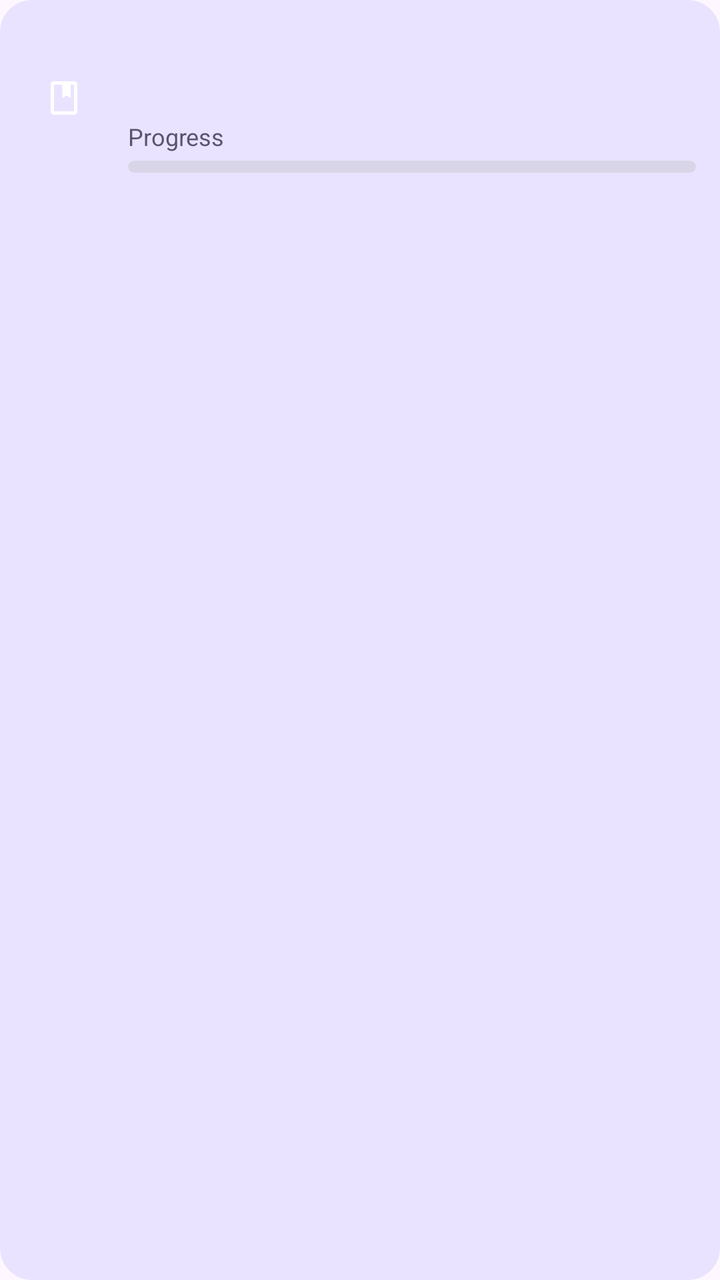
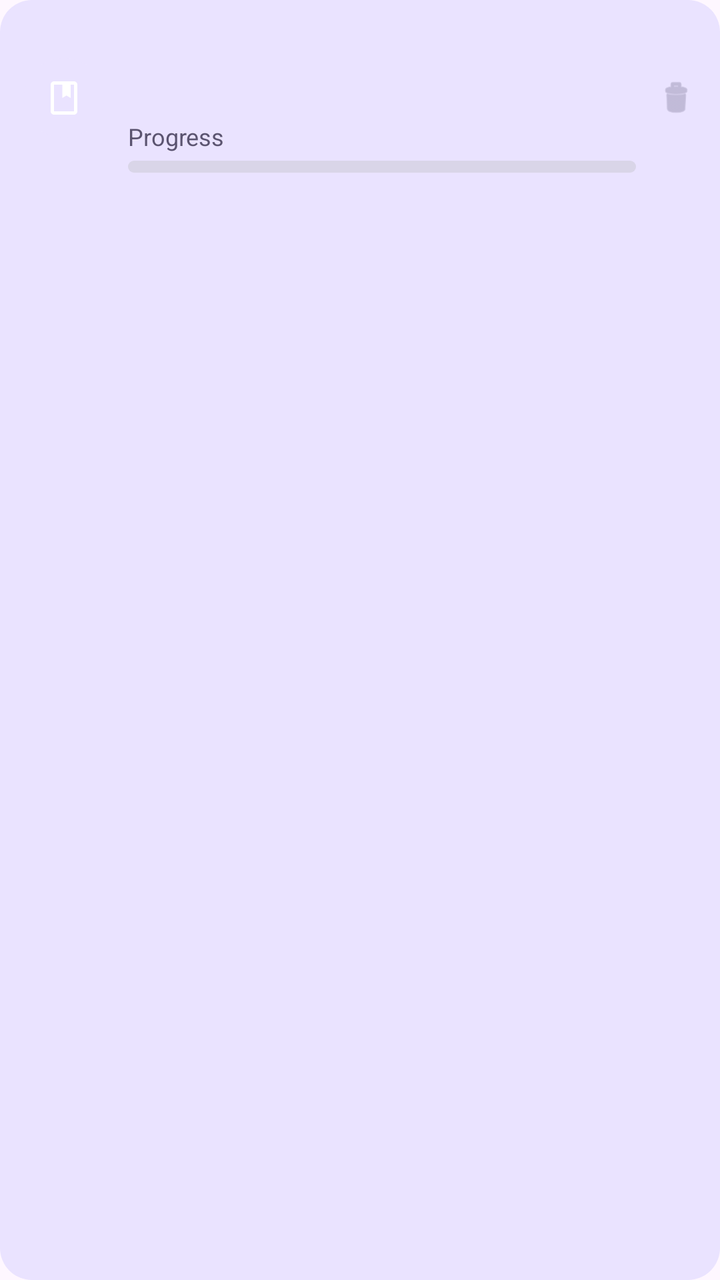

Screens rendered from an Android XML layout before and after an edit, with the pre-edit source and the edit as a unified diff.
<!-- AndroidManifest.xml: application theme Theme.StudentLifeOS -->
<!-- res/layout/item_subject.xml -->
<?xml version="1.0" encoding="utf-8"?>
<LinearLayout xmlns:android="http://schemas.android.com/apk/res/android"
    android:layout_width="match_parent"
    android:layout_height="wrap_content"
    android:orientation="vertical"
    android:layout_marginBottom="12dp"
    android:background="@drawable/bg_subject_card">

    <LinearLayout
        android:layout_width="match_parent"
        android:layout_height="wrap_content"
        android:orientation="horizontal"
        android:gravity="center_vertical"
        android:padding="12dp">

        
        <FrameLayout
            android:layout_width="40dp"
            android:layout_height="40dp"
            android:background="@drawable/bg_icon_circle"
            android:layout_marginEnd="12dp">

            <ImageView
                android:id="@+id/ivSubjectIcon"
                android:layout_width="20dp"
                android:layout_height="20dp"
                android:layout_gravity="center"
                android:src="@drawable/ic_subject_generic"
                android:contentDescription="Subject icon" />
        </FrameLayout>

        
        <LinearLayout
            android:layout_width="0dp"
            android:layout_height="wrap_content"
            android:layout_weight="1"
            android:orientation="vertical">

            <TextView
                android:id="@+id/tvSubjectName"
                android:layout_width="match_parent"
                android:layout_height="wrap_content"
                android:textStyle="bold"
                android:textSize="16sp" />

            <TextView
                android:id="@+id/tvSubjectFaculty"
                android:layout_width="match_parent"
                android:layout_height="wrap_content"
                android:textSize="12sp"
                android:textColor="@color/subject_secondary_text" />

            
            <LinearLayout
                android:layout_width="match_parent"
                android:layout_height="wrap_content"
                android:orientation="horizontal"
                android:layout_marginTop="10dp">

                <TextView
                    android:layout_width="0dp"
                    android:layout_height="wrap_content"
                    android:layout_weight="1"
                    android:text="Progress"
                    android:textSize="12sp"
                    android:textColor="@color/subject_secondary_text" />

                <TextView
                    android:id="@+id/tvSubjectProgress"
                    android:layout_width="wrap_content"
                    android:layout_height="wrap_content"
                    android:textSize="12sp"
                    android:textColor="@color/subject_secondary_text" />

            </LinearLayout>

            <ProgressBar
                android:id="@+id/progressSubject"
                style="?android:attr/progressBarStyleHorizontal"
                android:layout_width="match_parent"
                android:layout_height="6dp"
                android:layout_marginTop="4dp"
                android:max="100"
                android:progressDrawable="@drawable/progress_bar_style" />

        </LinearLayout>

    </LinearLayout>

</LinearLayout>
<!-- resources referenced by this layout -->
<resources>
  <color name="subject_secondary_text">#5B5470</color>
  <!-- drawable bg_icon_circle (drawable) -->
  <?xml version="1.0" encoding="utf-8"?>
  <shape xmlns:android="http://schemas.android.com/apk/res/android"
      android:shape="oval">
      <solid android:color="#EAE3FF" />
  </shape>
  <!-- drawable bg_subject_card (drawable) -->
  <?xml version="1.0" encoding="utf-8"?>
  <shape xmlns:android="http://schemas.android.com/apk/res/android"
      android:shape="rectangle">
      <solid android:color="#EAE3FF" />
      <corners android:radius="16dp" />
  </shape>
  <!-- drawable ic_subject_generic (drawable) -->
  <vector xmlns:android="http://schemas.android.com/apk/res/android"
      android:width="24dp"
      android:height="24dp"
      android:viewportWidth="24"
      android:viewportHeight="24"
      android:tint="@android:color/white">
      <path
          android:fillColor="@android:color/white"
          android:pathData="M18,2H6C4.9,2 4,2.9 4,4v16c0,1.1 0.9,2 2,2h12c1.1,0 2,-0.9 2,-2V4C20,2.9 19.1,2 18,2zM18,20H6V4h5v8l2.5,-1.5L16,12V4h2V20z" />
  </vector>
  <!-- drawable progress_bar_style (drawable) -->
  <?xml version="1.0" encoding="utf-8"?>
  <layer-list xmlns:android="http://schemas.android.com/apk/res/android">
      <item android:id="@android:id/background">
          <shape android:shape="rectangle">
              <solid android:color="#D9D5E8" />
              <corners android:radius="3dp" />
          </shape>
      </item>
      <item android:id="@android:id/progress">
          <clip>
              <shape android:shape="rectangle">
                  <solid android:color="#7FD99D" />
                  <corners android:radius="3dp" />
              </shape>
          </clip>
      </item>
  </layer-list>
  <style name="Theme.StudentLifeOS" parent="Base.Theme.StudentLifeOS" />
  <style name="Base.Theme.StudentLifeOS" parent="Theme.Material3.DayNight.NoActionBar">
      </style>
</resources>

<!-- the commit's change to res/layout/item_subject.xml (unified diff, before → after) -->
@@ -1,90 +1,101 @@
 <?xml version="1.0" encoding="utf-8"?>
-<LinearLayout xmlns:android="http://schemas.android.com/apk/res/android"
-    android:layout_width="match_parent"
-    android:layout_height="wrap_content"
-    android:orientation="vertical"
-    android:layout_marginBottom="12dp"
-    android:background="@drawable/bg_subject_card">
-
-    <LinearLayout
+    <LinearLayout xmlns:android="http://schemas.android.com/apk/res/android"
         android:layout_width="match_parent"
         android:layout_height="wrap_content"
-        android:orientation="horizontal"
-        android:gravity="center_vertical"
-        android:padding="12dp">
+        xmlns:app="http://schemas.android.com/apk/res-auto"
+        android:orientation="vertical"
+        android:layout_marginBottom="12dp"
+        android:background="@drawable/bg_subject_card">
 
-        
-        <FrameLayout
-            android:layout_width="40dp"
-            android:layout_height="40dp"
-            android:background="@drawable/bg_icon_circle"
-            android:layout_marginEnd="12dp">
+        <LinearLayout
+            android:layout_width="match_parent"
+            android:layout_height="wrap_content"
+            android:orientation="horizontal"
+            android:gravity="center_vertical"
+            android:padding="12dp">
 
-            <ImageView
-                android:id="@+id/ivSubjectIcon"
-                android:layout_width="20dp"
-                android:layout_height="20dp"
-                android:layout_gravity="center"
-                android:src="@drawable/ic_subject_generic"
-                android:contentDescription="Subject icon" />
-        </FrameLayout>
+            
+            <FrameLayout
+                android:layout_width="40dp"
+                android:layout_height="40dp"
+                android:background="@drawable/bg_icon_circle"
+                android:layout_marginEnd="12dp">
 
-        
-        <LinearLayout
-            android:layout_width="0dp"
-            android:layout_height="wrap_content"
-            android:layout_weight="1"
-            android:orientation="vertical">
-
-            <TextView
-                android:id="@+id/tvSubjectName"
-                android:layout_width="match_parent"
-                android:layout_height="wrap_content"
-                android:textStyle="bold"
-                android:textSize="16sp" />
-
-            <TextView
-                android:id="@+id/tvSubjectFaculty"
-                android:layout_width="match_parent"
-                android:layout_height="wrap_content"
-                android:textSize="12sp"
-                android:textColor="@color/subject_secondary_text" />
+                <ImageView
+                    android:id="@+id/ivSubjectIcon"
+                    android:layout_width="20dp"
+                    android:layout_height="20dp"
+                    android:layout_gravity="center"
+                    android:src="@drawable/ic_subject_generic"
+                    android:contentDescription="Subject icon" />
+            </FrameLayout>
 
             
             <LinearLayout
-                android:layout_width="match_parent"
+                android:layout_width="0dp"
                 android:layout_height="wrap_content"
-                android:orientation="horizontal"
-                android:layout_marginTop="10dp">
+                android:layout_weight="1"
+                android:orientation="vertical">
 
                 <TextView
-                    android:layout_width="0dp"
+                    android:id="@+id/tvSubjectName"
+                    android:layout_width="match_parent"
                     android:layout_height="wrap_content"
-                    android:layout_weight="1"
-                    android:text="Progress"
-                    android:textSize="12sp"
-                    android:textColor="@color/subject_secondary_text" />
+                    android:textStyle="bold"
+                    android:textSize="16sp" />
 
                 <TextView
-                    android:id="@+id/tvSubjectProgress"
-                    android:layout_width="wrap_content"
+                    android:id="@+id/tvSubjectFaculty"
+                    android:layout_width="match_parent"
                     android:layout_height="wrap_content"
                     android:textSize="12sp"
                     android:textColor="@color/subject_secondary_text" />
 
+                
+                <LinearLayout
+                    android:layout_width="match_parent"
+                    android:layout_height="wrap_content"
+                    android:orientation="horizontal"
+                    android:layout_marginTop="10dp">
+
+                    <TextView
+                        android:layout_width="0dp"
+                        android:layout_height="wrap_content"
+                        android:layout_weight="1"
+                        android:text="Progress"
+                        android:textSize="12sp"
+                        android:textColor="@color/subject_secondary_text" />
+
+                    <TextView
+                        android:id="@+id/tvSubjectProgress"
+                        android:layout_width="wrap_content"
+                        android:layout_height="wrap_content"
+                        android:textSize="12sp"
+                        android:textColor="@color/subject_secondary_text" />
+
+                </LinearLayout>
+
+                <ProgressBar
+                    android:id="@+id/progressSubject"
+                    style="?android:attr/progressBarStyleHorizontal"
+                    android:layout_width="match_parent"
+                    android:layout_height="6dp"
+                    android:layout_marginTop="4dp"
+                    android:max="100"
+                    android:progressDrawable="@drawable/progress_bar_style" />
+
             </LinearLayout>
-
-            <ProgressBar
-                android:id="@+id/progressSubject"
-                style="?android:attr/progressBarStyleHorizontal"
-                android:layout_width="match_parent"
-                android:layout_height="6dp"
-                android:layout_marginTop="4dp"
-                android:max="100"
-                android:progressDrawable="@drawable/progress_bar_style" />
+            <ImageView
+                android:id="@+id/ivDeleteSubject"
+                android:layout_width="20dp"
+                android:layout_height="20dp"
+                android:layout_marginStart="10dp"
+                android:src="@android:drawable/ic_menu_delete"
+                app:tint="@color/hint_gray"
+                android:clickable="true"
+                android:focusable="true"
+                android:contentDescription="Delete subject" />
 
         </LinearLayout>
 
     </LinearLayout>
-
-</LinearLayout>
<!-- resource entries referenced after the edit -->
@@ -1,5 +1,6 @@
 <!-- resources referenced by this layout -->
 <resources>
+  <color name="hint_gray">#A6A0BE</color>
   <color name="subject_secondary_text">#5B5470</color>
   <!-- drawable bg_icon_circle (drawable) -->
   <?xml version="1.0" encoding="utf-8"?>
